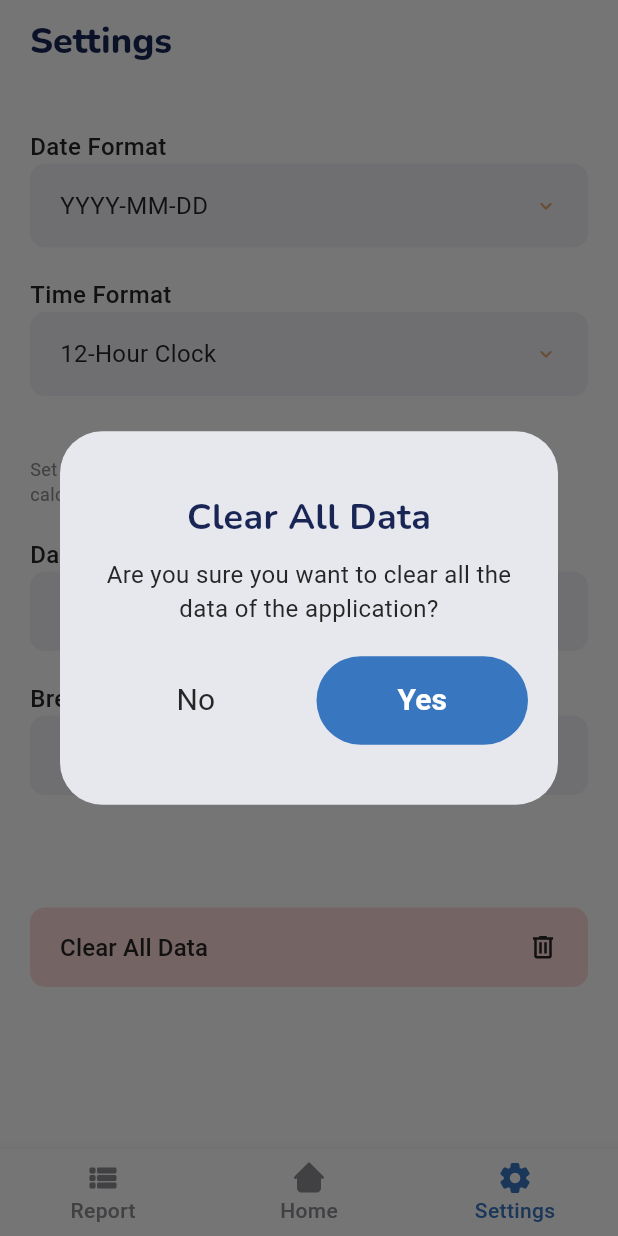
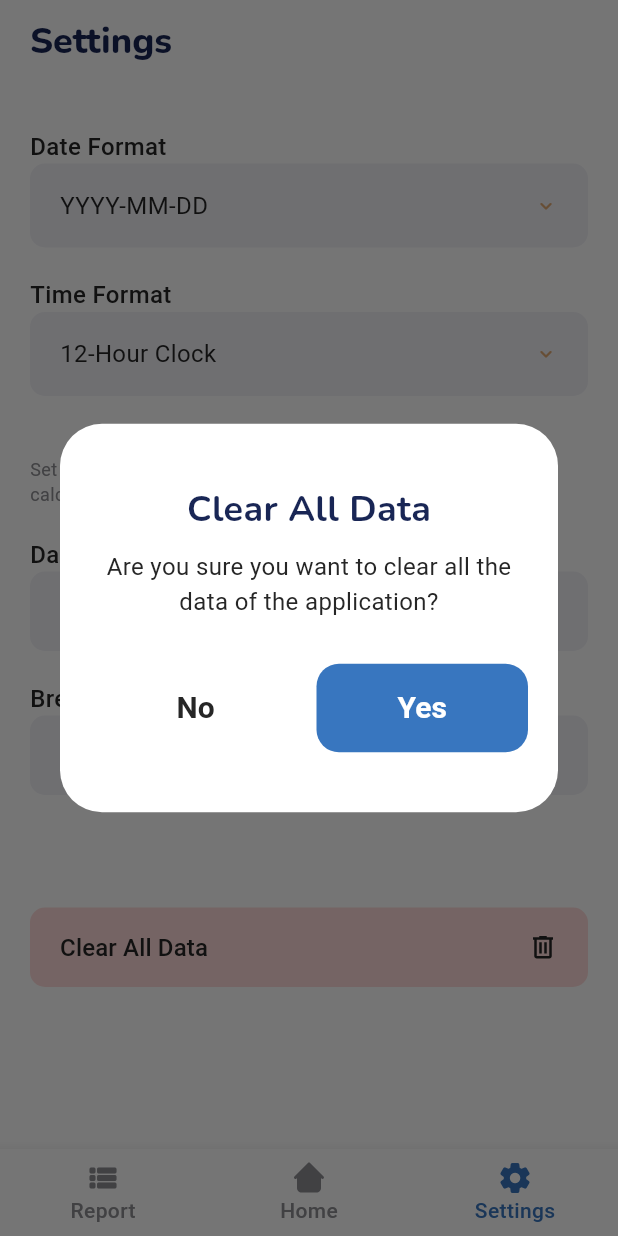
Before and after one commit to Kheemwel/dtr-app, a Flutter app: the screen it shows after launch, item 3 of the bottom bar chosen, after a tap on "Clear All Data", on a phone screen of 412 x 824 dp. Run offline on Flutter 3.47's test engine with Material 3 defaults, Android fonts, the phone set to English and light mode, and no system bars; our stand-ins replace flutter_svg, shared_preferences.

Commit message:
feat(ui): minor adjustments - change datepicker theme - change menus and popup menu theme - prevent save button from entry to moved when showing keyboard - change user guide dialog ui - adjust text buttons look in dialogs - add background color to data overview and help icon

```diff
--- a/lib/screens/home/calendar_view.dart
+++ b/lib/screens/home/calendar_view.dart
@@ -1,6 +1,7 @@
 import 'package:flutter/material.dart';
 import 'package:flutter_dtr_app/core/theme.dart';
 import 'package:flutter_dtr_app/screens/home/add_entry.dart';
+import 'package:flutter_dtr_app/widgets/calendar_popup_menu_item.dart';
 import 'package:flutter_dtr_app/widgets/typography.dart';
 
 class CalendarView extends StatefulWidget {
@@ -77,6 +78,7 @@
       mainAxisAlignment: MainAxisAlignment.spaceAround,
       children: [
         PopupMenuButton<String>(
+            surfaceTintColor: Colors.white,
             tooltip: 'Select Month',
             constraints: const BoxConstraints(maxHeight: 200),
             position: PopupMenuPosition.under,
@@ -88,12 +90,11 @@
               });
             },
             itemBuilder: (BuildContext context) => List.generate(
-                  _months.length,
-                  (month) => PopupMenuItem<String>(
-                    value: _months[month],
-                    child: buildHeading3Text(_months[month]),
-                  ),
-                ),
+                _months.length,
+                (month) => CalendarPopupMenuItem(
+                      value: _months[month],
+                      isSelected: month == _currentDate.month - 1,
+                    )),
             child: buildHeading3Text(_months[_currentDate.month - 1])),
         const SizedBox(
           width: 5,
@@ -112,10 +113,8 @@
             itemBuilder: (BuildContext context) => List.generate(
                     _maximumYear - _minimumYear + 1,
                     (index) => _minimumYear + index)
-                .map((year) => PopupMenuItem<int>(
-                      value: year,
-                      child: buildHeading3Text(year.toString()),
-                    ))
+                .map((year) => CalendarPopupMenuItem(
+                    value: year, isSelected: year == _selectedYear))
                 .toList(),
             child: buildHeading3Text(_selectedYear.toString())),
         const Spacer(),
@@ -206,11 +205,14 @@
     final dateToday = DateTime.now();
     final bool isCurrentDate = date.isAtSameMomentAs(
         DateTime(dateToday.year, dateToday.month, dateToday.day));
-    final color = isPreviousMonth || isNextMonth
-        ? palette['faded']
-        : isCurrentDate
-            ? palette['dark']
-            : Colors.white;
+    Color? textColor;
+    if (isPreviousMonth || isNextMonth) {
+      textColor = palette['faded'];
+    } else if (isCurrentDate) {
+      textColor = palette['dark'];
+    } else {
+      textColor = Colors.white;
+    }
     return GestureDetector(
       onTap: () {
         Navigator.push(
@@ -234,7 +236,7 @@
                   : null,
             ),
             child: buildRegularText(date.day.toString(),
-                color: color, fontSize: 18)),
+                color: textColor, fontSize: 18)),
       ),
     );
   }
--- a/lib/screens/home/home_screen.dart
+++ b/lib/screens/home/home_screen.dart
@@ -3,7 +3,7 @@
 import 'package:flutter_dtr_app/core/theme.dart';
 import 'package:flutter_dtr_app/screens/home/add_entry.dart';
 import 'package:flutter_dtr_app/screens/home/calendar_view.dart';
-import 'package:flutter_dtr_app/widgets/typography.dart';
+import 'package:flutter_dtr_app/widgets/data_overview_container.dart';
 import 'package:flutter_svg/flutter_svg.dart';
 
 class HomeScreen extends StatefulWidget {
@@ -57,7 +57,7 @@
       crossAxisAlignment: CrossAxisAlignment.center,
       children: [
         Expanded(
-            child: _displayData(
+            child: buildDataOverviewContainer(
                 icon: SvgPicture.asset(
                   iconCalendar,
                   width: 26,
@@ -67,8 +67,11 @@
                 ),
                 title: '34',
                 subtitle: 'Total Days Worked')),
+        const SizedBox(
+          width: 20,
+        ),
         Expanded(
-            child: _displayData(
+            child: buildDataOverviewContainer(
                 icon: Icon(
                   Icons.schedule,
                   size: 26,
@@ -79,25 +82,4 @@
       ],
     );
   }
-
-  Row _displayData(
-      {required Widget icon, required String title, required String subtitle}) {
-    return Row(
-      crossAxisAlignment: CrossAxisAlignment.center,
-      children: [
-        icon,
-        const SizedBox(
-          width: 10,
-        ),
-        Column(
-          mainAxisAlignment: MainAxisAlignment.center,
-          crossAxisAlignment: CrossAxisAlignment.start,
-          children: [
-            buildHeading2Text(title),
-            buildRegularText(subtitle),
-          ],
-        )
-      ],
-    );
-  }
 }
--- a/lib/screens/main_screen.dart
+++ b/lib/screens/main_screen.dart
@@ -35,9 +35,9 @@
     ];
 
     final appBars = [
-      _reportAppBar(context),
-      _homeAppBar(context),
-      _settingsAppBar(context),
+      _reportAppBar(),
+      _homeAppBar(),
+      _settingsAppBar(),
     ];
 
     const double navIconSize = 24;
@@ -54,7 +54,7 @@
     );
   }
 
-  AppBar _settingsAppBar(BuildContext context) {
+  AppBar _settingsAppBar() {
     return AppBar(
       title: Padding(
         padding: const EdgeInsets.fromLTRB(20, 0, 0, 0),
@@ -63,7 +63,7 @@
     );
   }
 
-  AppBar _homeAppBar(BuildContext context) {
+  AppBar _homeAppBar() {
     return AppBar(
       title: Padding(
         padding: const EdgeInsets.fromLTRB(20, 0, 0, 0),
@@ -71,13 +71,16 @@
       ),
       actions: [
         // Help Button
-        IconButton(
+        CircleAvatar(
+          backgroundColor: palette['overview'],
+          child: IconButton(
               tooltip: 'Help',
               onPressed: () => showGuide(context),
               icon: Icon(
                 Icons.question_mark_rounded,
                 color: palette['primary'],
               )),
+        ),
         const SizedBox(
           width: 20,
         ),
@@ -85,7 +88,7 @@
     );
   }
 
-  AppBar _reportAppBar(BuildContext context) {
+  AppBar _reportAppBar() {
     return AppBar(
       title: Padding(
         padding: const EdgeInsets.fromLTRB(20, 0, 0, 0),
--- a/lib/screens/settings/settings.dart
+++ b/lib/screens/settings/settings.dart
@@ -14,8 +14,8 @@
 }
 
 class _SettingsScreenState extends State<SettingsScreen> {
-  String? selectedDateFormat;
-  String? selectedTimeFormat;
+  String? _selectedDateFormat;
+  String? _selectedTimeFormat;
 
   late TimeOfDay _scheduleStart = const TimeOfDay(hour: 8, minute: 0);
   late TimeOfDay _scheduleEnd = const TimeOfDay(hour: 17, minute: 0);
@@ -30,8 +30,9 @@
         _formatSelection(
           label: 'Date Format',
           items: dateFormats,
+          value: _selectedDateFormat,
           onSelected: (selected) => setState(() {
-            selectedDateFormat = selected;
+            _selectedDateFormat = selected;
           }),
         ),
         const SizedBox(
@@ -40,8 +41,9 @@
         _formatSelection(
           label: 'Time Format',
           items: timeFormats,
+          value: _selectedTimeFormat,
           onSelected: (selected) => setState(() {
-            selectedTimeFormat = selected;
+            _selectedTimeFormat = selected;
           }),
         ),
         const SizedBox(
@@ -101,8 +103,10 @@
   Column _formatSelection(
       {required String label,
       required Map<String, String> items,
+      required String? value,
       required Function(String? selected) onSelected}) {
     List<String> itemKeys = items.keys.toList();
+    value = value ?? itemKeys.first;
     return Column(
       mainAxisAlignment: MainAxisAlignment.start,
       crossAxisAlignment: CrossAxisAlignment.start,
@@ -137,14 +141,32 @@
               onSelected(selectedItem);
             },
             dropdownMenuEntries:
-                itemKeys.map<DropdownMenuEntry<String>>((String value) {
+                itemKeys.map<DropdownMenuEntry<String>>((String val) {
               return DropdownMenuEntry<String>(
-                value: value,
-                label: items[value]!,
+                value: val,
+                label: items[val]!,
+                style: ButtonStyle(
+                  backgroundBuilder: (context, states, child) {
+                    Color? backgroundColor;
+                    if (value == val) {
+                      backgroundColor = palette['primary']!;
+                    } else if (states.contains(WidgetState.hovered)) {
+                      backgroundColor = palette['inputs']!;
+                    } else {
+                      backgroundColor = Colors.white;
+                    }
+
+                    return ColoredBox(
+                      color: backgroundColor,
+                      child: child,
+                    );
+                  },
+                ),
                 labelWidget: ConstrainedBox(
                   constraints: BoxConstraints(
                       maxWidth: MediaQuery.of(context).size.width - 100),
-                  child: buildRegularText(items[value]!, fontSize: 14),
+                  child: buildRegularText(items[val]!,
+                      fontSize: 14, color: value == val ? Colors.white : null),
                 ),
               );
             }).toList(),
@@ -190,29 +212,19 @@
               const SizedBox(
                 height: 10,
               ),
-              Text(
-                'Are you sure you want to clear all the data of the application?',
-                textAlign: TextAlign.center,
-                style: Theme.of(context)
-                    .textTheme
-                    .bodyMedium!
-                    .copyWith(fontSize: 16),
-              ),
+              buildRegularText(
+                  'Are you sure you want to clear all the data of the application?',
+                  fontSize: 16,
+                  isCentered: true),
               const SizedBox(
-                height: 20,
+                height: 30,
               ),
               Row(
                 children: [
                   Expanded(
-                    child: TextButton(
-                        style: TextButton.styleFrom(
-                            backgroundColor: Colors.transparent,
-                            padding: const EdgeInsets.symmetric(
-                                vertical: 15, horizontal: 0)),
-                        onPressed: () {
-                          Navigator.pop(context);
-                        },
-                        child: buildRegularText('No', fontSize: 20)),
+                    child: buildTextButtonSmall('No', onPressed: () {
+                      Navigator.pop(context);
+                    }, inverted: true),
                   ),
                   const SizedBox(
                     width: 10,
--- /dev/null
+++ b/lib/widgets/data_overview_container.dart
@@ -0,0 +1,31 @@
+import 'package:flutter/material.dart';
+import 'package:flutter_dtr_app/core/theme.dart';
+import 'package:flutter_dtr_app/widgets/typography.dart';
+
+Container buildDataOverviewContainer(
+    {required Widget icon, required String title, required String subtitle}) {
+  return Container(
+    decoration: BoxDecoration(
+      color: palette['overview'],
+      borderRadius: BorderRadius.circular(15),
+    ),
+    padding: const EdgeInsets.symmetric(horizontal: 15, vertical: 10),
+    child: Row(
+      crossAxisAlignment: CrossAxisAlignment.center,
+      children: [
+        icon,
+        const SizedBox(
+          width: 10,
+        ),
+        Column(
+          mainAxisAlignment: MainAxisAlignment.center,
+          crossAxisAlignment: CrossAxisAlignment.start,
+          children: [
+            buildHeading2Text(title),
+            buildRegularText(subtitle),
+          ],
+        )
+      ],
+    ),
+  );
+}
--- a/lib/widgets/text_button.dart
+++ b/lib/widgets/text_button.dart
@@ -2,29 +2,38 @@
 import 'package:flutter_dtr_app/core/theme.dart';
 import 'package:flutter_dtr_app/widgets/typography.dart';
 
-TextButton buildTextButtonSmall(String text, {required Function onPressed}) {
+/// Small text buttons primary used for dialogs
+TextButton buildTextButtonSmall(String text,
+    {required Function onPressed, bool inverted = false}) {
   return TextButton(
       style: ButtonStyle(
         backgroundColor: WidgetStateProperty.resolveWith<Color>((states) {
           if (states.contains(WidgetState.pressed)) {
-            return palette['tertiary']!;
+            return inverted
+                ? palette['tertiary-variant']!
+                : palette['tertiary']!;
           }
 
           if (states.contains(WidgetState.hovered)) {
-            return palette['tertiary']!;
+            return inverted
+                ? palette['tertiary-variant']!
+                : palette['tertiary']!;
           }
 
-          return palette['secondary']!;
+          return inverted ? Colors.white : palette['secondary']!;
         }),
         padding: const WidgetStatePropertyAll(
-            EdgeInsets.symmetric(vertical: 15, horizontal: 0)),
+            EdgeInsets.symmetric(vertical: 15, horizontal: 20)),
+        shape: WidgetStatePropertyAll(
+            RoundedRectangleBorder(borderRadius: BorderRadius.circular(15))),
       ),
       onPressed: () {
         onPressed();
       },
-      child: buildButtonText(text));
+      child: buildButtonText(text, color: inverted ? palette['dark'] : null));
 }
 
+/// Large text buttons primary used for forms
 TextButton buildTextButtonLarge(String text, {required Function onPressed}) {
   return TextButton(
       style: ButtonStyle(
@@ -40,7 +49,7 @@
           return palette['secondary']!;
         }),
         padding: const WidgetStatePropertyAll(
-            EdgeInsets.symmetric(vertical: 20, horizontal: 0)),
+            EdgeInsets.symmetric(vertical: 20, horizontal: 20)),
         shape: WidgetStatePropertyAll(
             RoundedRectangleBorder(borderRadius: BorderRadius.circular(15))),
       ),
--- a/lib/widgets/typography.dart
+++ b/lib/widgets/typography.dart
@@ -1,7 +1,7 @@
 import 'package:flutter/material.dart';
 import 'package:flutter_dtr_app/core/theme.dart';
 
-/// Jeading (H1) text
+/// Heading (H1) text
 Text buildHeading1Text(String text) {
   return Text(
     text,
@@ -9,7 +9,7 @@
   );
 }
 
-/// Jeading (H2) text
+/// Heading (H2) text
 Text buildHeading2Text(String text) {
   return Text(
     text,
@@ -34,17 +34,20 @@
 }
 
 /// Text for displaying text for buttons
-Text buildButtonText(String text) {
+Text buildButtonText(String text, {Color? color}) {
   return Text(
     text,
-    style: textTheme.labelLarge,
+    textAlign: TextAlign.center,
+    style: textTheme.labelLarge!.copyWith(color: color ?? Colors.white),
   );
 }
 
 /// Text for displaying regular text
-Text buildRegularText(String text, {double fontSize = 12, Color? color}) {
+Text buildRegularText(String text,
+    {double fontSize = 12, Color? color, bool isCentered = false}) {
   return Text(
     text,
+    textAlign: isCentered ? TextAlign.center : null,
     style: textTheme.bodyMedium!
         .copyWith(fontSize: fontSize, color: color ?? palette['dark']),
   );
```
Also changed, not shown: lib/core/theme.dart (+74 -2 lines), lib/screens/home/add_entry.dart (+9 -1 lines), lib/screens/home/user_guide.dart (+33 -24 lines), lib/screens/report/report.dart (+6 -24 lines), lib/widgets/calendar_popup_menu_item.dart (added, +54 -0 lines), lib/widgets/configure_time_schedule.dart (+3 -9 lines), lib/widgets/date_picker_dialog.dart (+0 -12 lines). Lines whose indentation alone changed are shown as unchanged.
